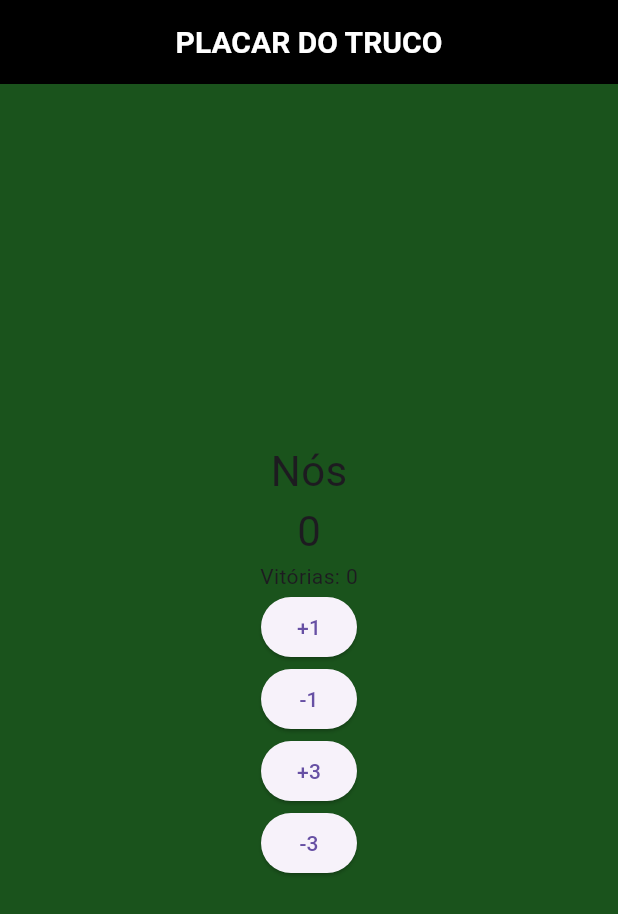
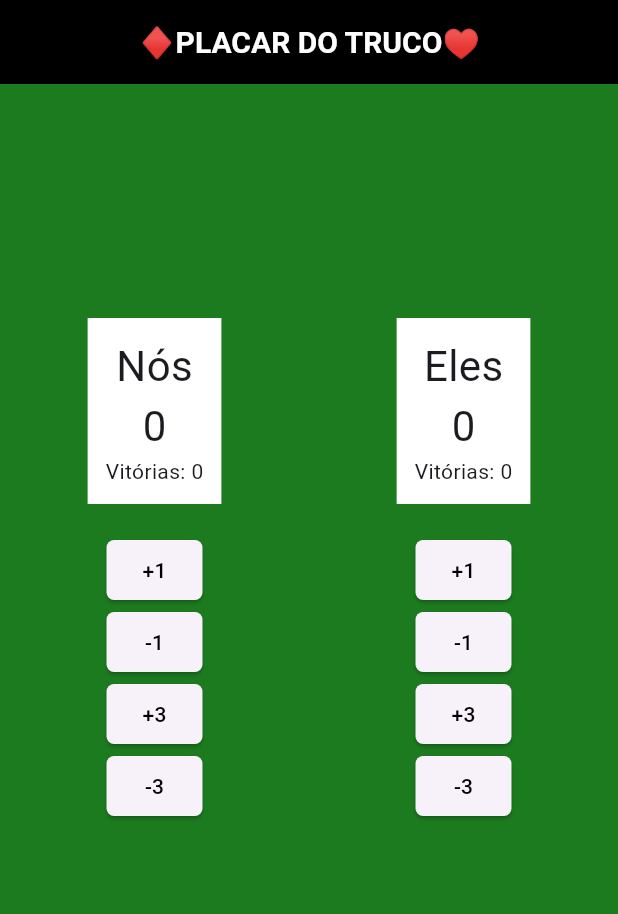
Before and after one commit to MarcoSpecian/Marcador_Truco, a Flutter app: the screen it shows after launch, on a phone screen of 412 x 824 dp. Shown: the top 914 px of the screen. Run offline on Flutter 3.47's test engine with Material 3 defaults, Android fonts, the light colour scheme and no system bars.

Commit message:
O contador Nós esta completo

```diff
--- a/lib/telas/contador.dart
+++ b/lib/telas/contador.dart
@@ -8,101 +8,137 @@ class Contador extends StatefulWidget {
 }
 
 class _ContadorState extends State<Contador> {
+  int vitoria = 0;
+  int nospontos = 0;
 
-  int vitoria=0;
-  int nospontos=0;
-
-
-  void nosmais1(){
+  void nosmais1() {
     setState(() {
-      if(nospontos != 11){
+      if (nospontos != 11) {
         nospontos++;
         print(nospontos);
-      }
-      else{
+      } else {
         vitoria++;
-        nospontos=0;
+        nospontos = 0;
       }
     });
   }
 
-  void nosmenos1(){
+  void nosmenos1() {
     setState(() {
-      if(nospontos!=0){
+      if (nospontos != 0) {
         nospontos--;
       }
     });
   }
-//arrumar pq esta chegando a 12 e só depois ele reinicia
-  void nosmais3(){
+
+  void nosmais3() {
     setState(() {
-      if(nospontos < 11){
-        nospontos+=3;
+      if (nospontos <= 7) {
+        nospontos += 3;
         print(nospontos);
-      }
-      else{
+      } else {
         vitoria++;
-        nospontos=0;
+        nospontos = 0;
       }
     });
   }
 
-  void nosmenos3(){
+  void nosmenos3() {
     setState(() {
-      if(nospontos==0||nospontos==1||nospontos==2||nospontos==3) {
-        nospontos=0;
-      }
-      else{
-        nospontos-=3;
+      if (nospontos >= 0 && nospontos <= 3) {
+        nospontos = 0;
+      } else {
+        nospontos -= 3;
       }
     });
   }
 
   @override
   Widget build(BuildContext context) {
+    final ButtonStyle btnStyle = ElevatedButton.styleFrom(
+      foregroundColor: Colors.black,
+      shape: RoundedRectangleBorder(
+        borderRadius: BorderRadius.circular(5),
+      ),
+    );
+
     return Scaffold(
-      backgroundColor: const Color.fromARGB(255, 26, 83, 28),
+      backgroundColor: const Color.fromARGB(255, 28, 122, 31),
       appBar: AppBar(
         backgroundColor: Colors.black,
         centerTitle: true,
         title: Text(
-          "PLACAR DO TRUCO",
+          "♦️PLACAR DO TRUCO♥️",
           style: TextStyle(
             color: Colors.white,
             fontSize: 20,
-            fontWeight: FontWeight.bold
+            fontWeight: FontWeight.bold,
           ),
         ),
       ),
       body: Center(
+        child: Row(
+          mainAxisAlignment: MainAxisAlignment.spaceAround,
+          children: [
+            // ======== NÓS ========
+            Column(
+              mainAxisAlignment: MainAxisAlignment.center,
+              children: [
+                Container(
+                  padding: EdgeInsets.all(12),
+                  color: Colors.white,
                   child: Column(
-          mainAxisAlignment: MainAxisAlignment.center, // centraliza verticalmente
                     children: [
                       Text(
                         "Nós",
-              style: TextStyle(
-                fontSize: 28,
+                        style: TextStyle(fontSize: 28),
+                      ),
+                      Text(
+                        "$nospontos",
+                        style: TextStyle(fontSize: 28),
+                      ),
+                      Text("Vitórias: $vitoria"),
+                    ],
                   ),
                 ),
+                SizedBox(height: 20),
+                ElevatedButton(onPressed: nosmais1, child: Text("+1"), style: btnStyle),
+                ElevatedButton(onPressed: nosmenos1, child: Text("-1"), style: btnStyle),
+                ElevatedButton(onPressed: nosmais3, child: Text("+3"), style: btnStyle),
+                ElevatedButton(onPressed: nosmenos3, child: Text("-3"), style: btnStyle),
+                SizedBox(height: 120),
+              ],
+            ),
 
-
+            // ======== ELES ========
+            Column(
+              mainAxisAlignment: MainAxisAlignment.center,
+              children: [
                 Container(
-              child:
+                  padding: EdgeInsets.all(12),
+                  color: Colors.white,
+                  child: Column(
+                    children: [
                       Text(
-                "$nospontos",
-                style: TextStyle(
-                  fontSize: 28,
+                        "Eles",
+                        style: TextStyle(fontSize: 28),
+                      ),
+                      Text(
+                        "0",
+                        style: TextStyle(fontSize: 28),
+                      ),
+                      Text("Vitórias: 0"),
+                    ],
                   ),
                 ),
+                SizedBox(height: 20),
+                ElevatedButton(onPressed: () {}, child: Text("+1"), style: btnStyle),
+                ElevatedButton(onPressed: () {}, child: Text("-1"), style: btnStyle),
+                ElevatedButton(onPressed: () {}, child: Text("+3"), style: btnStyle),
+                ElevatedButton(onPressed: () {}, child: Text("-3"), style: btnStyle),
+                SizedBox(height: 120),
+              ],
             ),
-
-            Text("Vitórias: $vitoria"),
-
-            ElevatedButton(onPressed: nosmais1, child: Text("+1")),
-            ElevatedButton(onPressed: nosmenos1, child: Text("-1")),
-            ElevatedButton(onPressed: nosmais3, child: Text("+3")),
-            ElevatedButton(onPressed: nosmenos3, child: Text("-3")),
-
           ],
         ),
       ),
```
Lines whose indentation alone changed are shown as unchanged.
